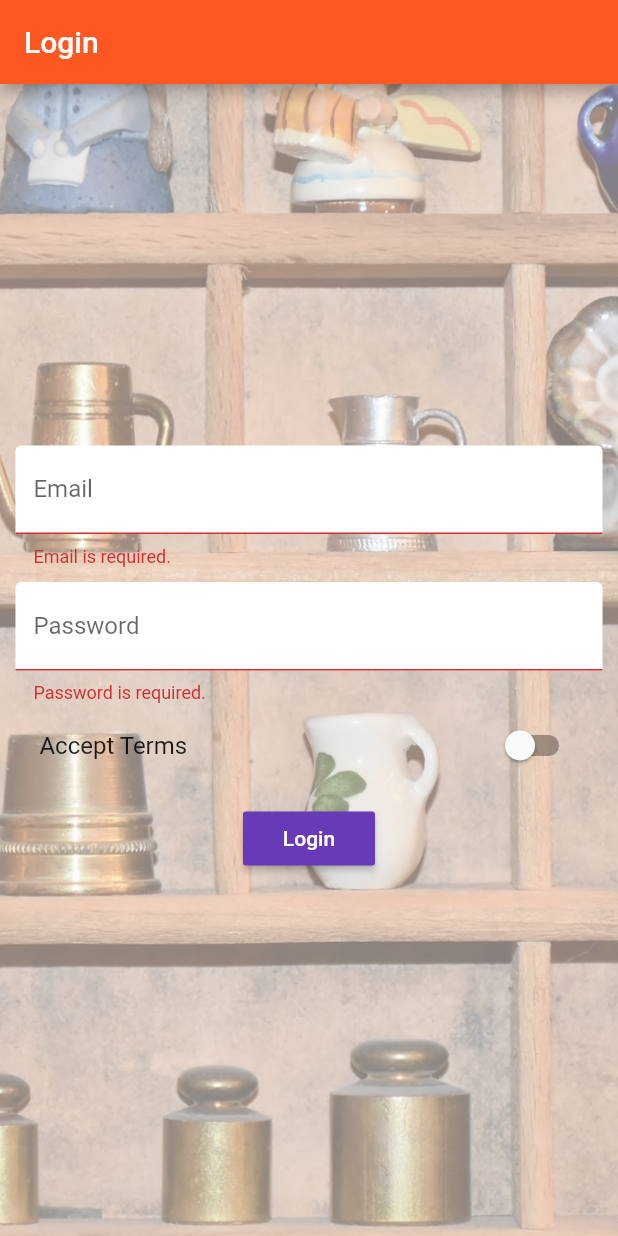
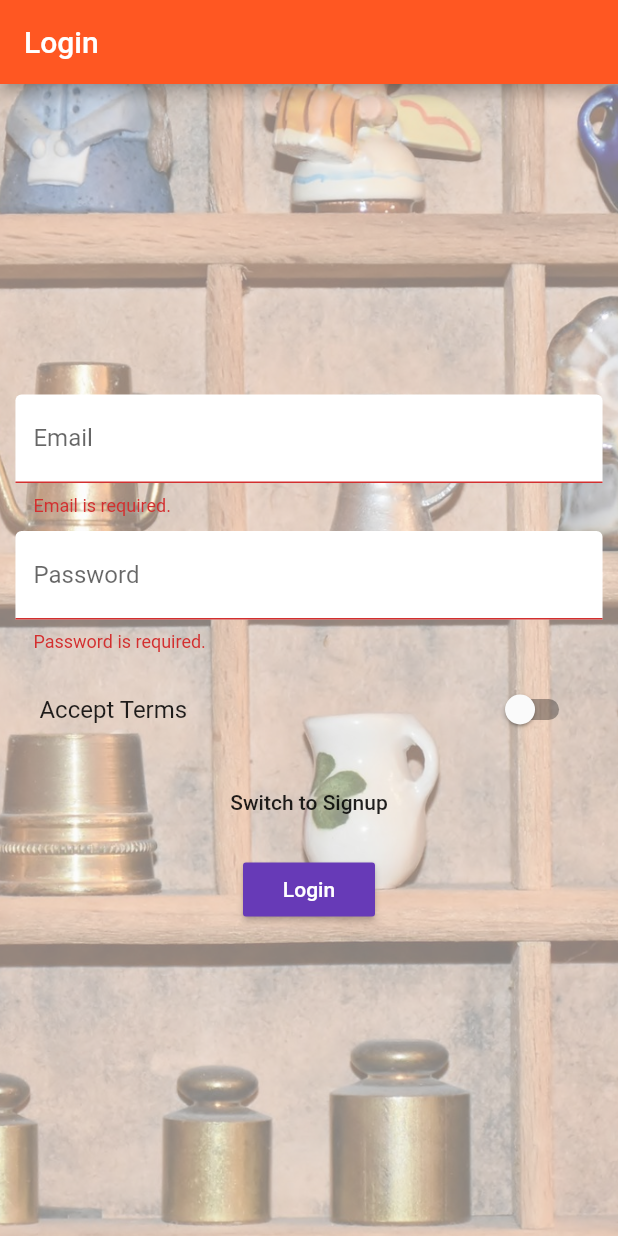
Before and after one commit to kotarCreative/flutter_course_demo, a Flutter app: the screen it shows after launch, after a tap on "Login", on a phone screen of 412 x 824 dp. Run offline on Flutter 3.47's test engine with Material 2 defaults, Android fonts, the phone set to English and light mode, and no system bars; accounts and stored records are empty; network calls fail.

Commit message:
Add signup page.

```diff
--- a/lib/pages/auth.dart
+++ b/lib/pages/auth.dart
@@ -2,6 +2,8 @@ import 'package:flutter/material.dart';
 import 'package:scoped_model/scoped_model.dart';
 
 import '../scoped_models/main.dart';
+
+enum AuthMode { Signup, Login }
 
 class AuthPage extends StatefulWidget {
   @override
@@ -17,6 +19,8 @@ class _AuthPageState extends State<AuthPage> {
     'acceptTerms': false
   };
   GlobalKey<FormState> _formKey = GlobalKey<FormState>();
+  final TextEditingController _passwordTextController = TextEditingController();
+  AuthMode _authMode = AuthMode.Login;
 
   DecorationImage _buildBackgroundImage() {
     return DecorationImage(
@@ -48,6 +52,7 @@ class _AuthPageState extends State<AuthPage> {
 
   Widget _buildPasswordTextField() {
     return TextFormField(
+      controller: _passwordTextController,
       decoration: InputDecoration(
         labelText: 'Password',
         filled: true,
@@ -65,6 +70,22 @@ class _AuthPageState extends State<AuthPage> {
     );
   }
 
+  Widget _buildConfirmPasswordTextField() {
+    return TextFormField(
+      decoration: InputDecoration(
+        labelText: 'Confirm Password',
+        filled: true,
+        fillColor: Colors.white,
+      ),
+      obscureText: true,
+      validator: (String value) {
+        if (_passwordTextController.text != value) {
+          return 'Passwords must match.';
+        }
+      },
+    );
+  }
+
   Widget _buildAcceptSwitch() {
     return SwitchListTile(
       value: _formData['acceptTerms'],
@@ -75,13 +96,39 @@ class _AuthPageState extends State<AuthPage> {
     );
   }
 
-  void _submitForm(Function login) {
+  void _submitForm(Function login, Function signup) async {
     if (!_formKey.currentState.validate() || !_formData['acceptTerms']) {
       return;
     }
     _formKey.currentState.save();
-    login(_formData['email'], _formData['password']);
-    Navigator.pushReplacementNamed(context, '/products');
+    if (_authMode == AuthMode.Login) {
+      login(_formData['email'], _formData['password']);
+    } else {
+      final Map<String, dynamic> successInformation =
+          await signup(_formData['email'], _formData['password']);
+
+      if (successInformation['success'] == true) {
+        print('gere');
+        Navigator.pushReplacementNamed(context, '/products');
+      } else {
+        showDialog(
+            builder: (BuildContext context) {
+              return AlertDialog(
+                title: Text('An error occured.'),
+                content: Text(successInformation['message']),
+                actions: <Widget>[
+                  FlatButton(
+                    child: Text('Ok'),
+                    onPressed: () {
+                      Navigator.of(context).pop();
+                    },
+                  )
+                ],
+              );
+            },
+            context: context);
+      }
+    }
   }
 
   @override
@@ -108,7 +155,27 @@ class _AuthPageState extends State<AuthPage> {
                     _buildEmailTextField(),
                     SizedBox(height: 10.0),
                     _buildPasswordTextField(),
+                    SizedBox(
+                      height: 10.0,
+                    ),
+                    _authMode == AuthMode.Signup
+                        ? _buildConfirmPasswordTextField()
+                        : Container(),
                     _buildAcceptSwitch(),
+                    SizedBox(
+                      height: 10.0,
+                    ),
+                    FlatButton(
+                      child: Text(
+                          'Switch to ${_authMode == AuthMode.Login ? 'Signup' : 'Login'}'),
+                      onPressed: () {
+                        setState(() {
+                          _authMode = _authMode == AuthMode.Login
+                              ? AuthMode.Signup
+                              : AuthMode.Login;
+                        });
+                      },
+                    ),
                     SizedBox(
                       height: 10.0,
                     ),
@@ -118,11 +185,16 @@ class _AuthPageState extends State<AuthPage> {
                         Widget child,
                         MainModel model,
                       ) {
-                        return RaisedButton(
-                          textColor: Colors.white,
-                          child: Text('Login'),
-                          onPressed: () => _submitForm(model.login),
-                        );
+                        return model.isLoading
+                            ? CircularProgressIndicator()
+                            : RaisedButton(
+                                textColor: Colors.white,
+                                child: Text(_authMode == AuthMode.Login
+                                    ? 'Login'
+                                    : 'Signup'),
+                                onPressed: () =>
+                                    _submitForm(model.login, model.signup),
+                              );
                       },
                     ),
                   ],
```
Also changed, not shown: lib/scoped_models/connected_products.dart (+28 -0 lines).
